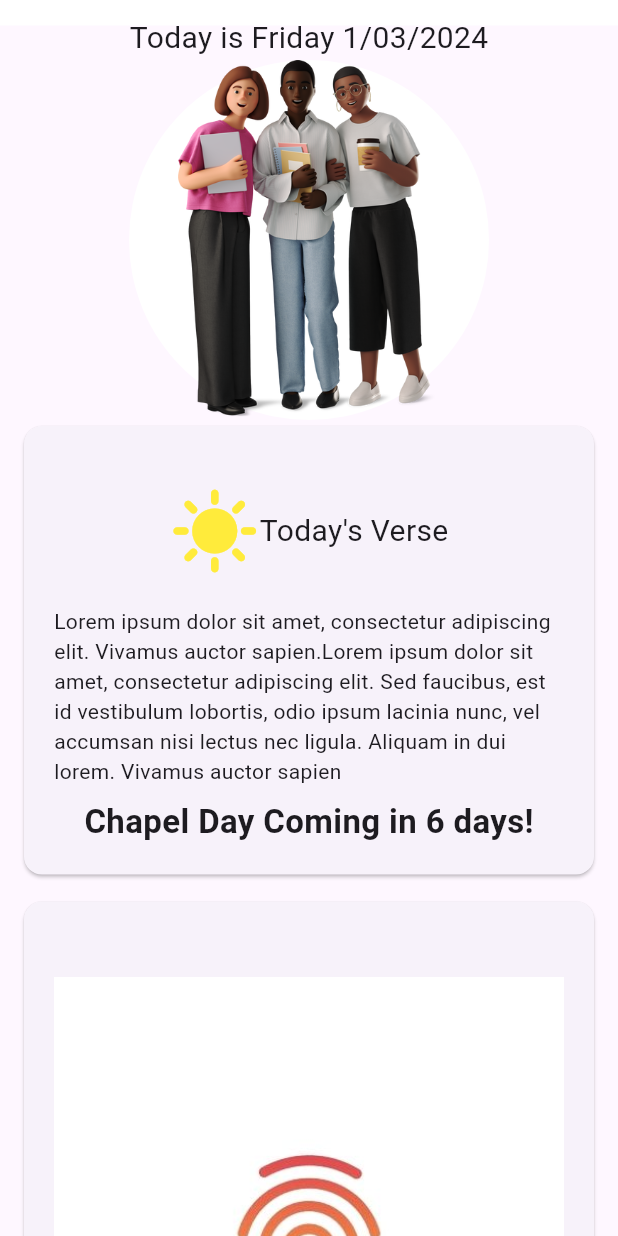
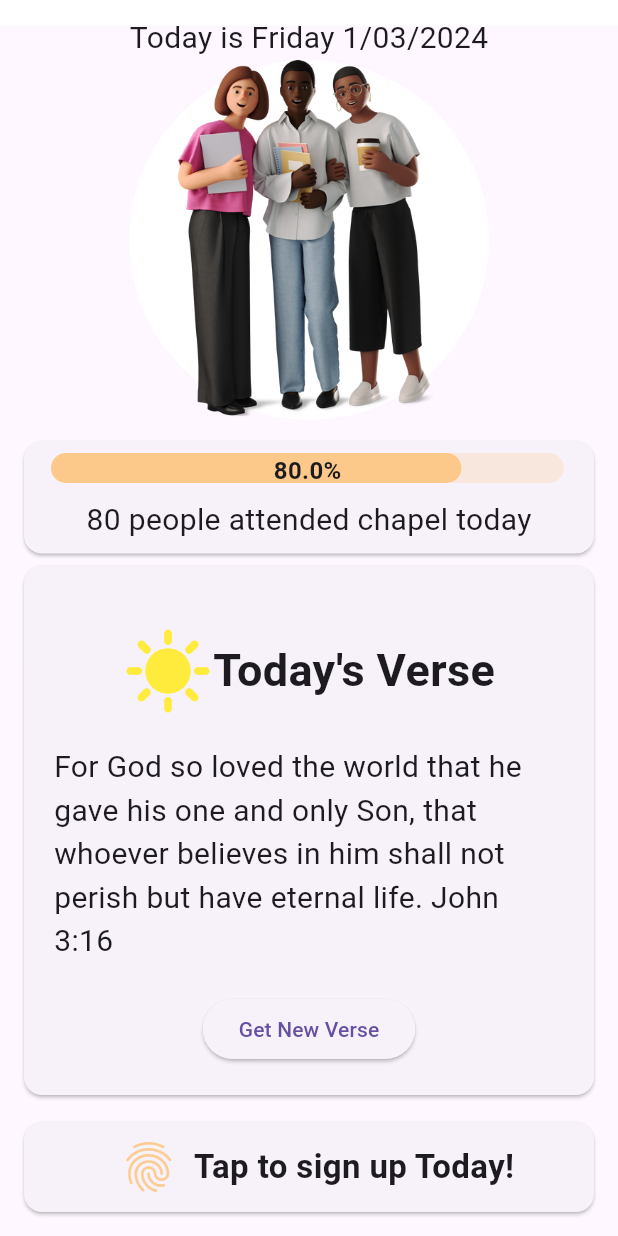
Before and after one commit to MuthamaFrancs/flutter_application_1, a Flutter app: the HomePage screen opened by its route, scrolled down 116 dp, on a phone screen of 412 x 824 dp. Run offline on Flutter 3.47's test engine with Material 3 defaults, Android fonts, the phone set to English and light mode, and no system bars; drawn by our look-alikes of percent_indicator; our stand-ins replace get.

Commit message:
Progressbar

```diff
--- a/lib/pages/home.dart
+++ b/lib/pages/home.dart
@@ -3,6 +3,8 @@ import 'package:flutter/widgets.dart';
 import 'package:flutter_application_1/configs/constants.dart';
 import 'package:flutter_application_1/controllers/LoginController.dart';
 import 'package:flutter_application_1/views/CustomAppbar.dart';
+import 'package:flutter_application_1/views/CustomProgressbar.dart';
+import 'package:flutter_application_1/views/CustomVerses.dart';
 import 'package:get/get.dart';
 import 'package:get/get_core/src/get_main.dart';
 
@@ -42,73 +44,76 @@ class HomePage extends StatelessWidget {
                     width: 250,
                   ),
                 ),
-                const Card(
-                  child: Padding(
-                    padding: EdgeInsets.all(20.0),
-                    child: Column(
-                      children: [
-                        Padding(
-                          padding: EdgeInsets.all(20.0),
-                          child: Row(
-                            mainAxisAlignment: MainAxisAlignment.center,
-                            children: [
-                              Icon(
-                                Icons.sunny,
-                                color: Colors.yellow,
-                                size: 60.0,
-                              ),
-                              Text(
-                                "Today's Verse",
-                                style: TextStyle(
-                                  fontSize: 20.0,
-                                  fontWeight: FontWeight.normal,
-                                ),
-                              ),
-                            ],
-                          ),
-                        ),
-                        Column(
-                          mainAxisAlignment: MainAxisAlignment.center,
-                          children: [
-                            //to link with elearning daily verse
-                            Text(
-                                "Lorem ipsum dolor sit amet, consectetur adipiscing elit. Vivamus auctor sapien.Lorem ipsum dolor sit amet, consectetur adipiscing elit. Sed faucibus, est id vestibulum lobortis, odio ipsum lacinia nunc, vel accumsan nisi lectus nec ligula. Aliquam in dui lorem. Vivamus auctor sapien"),
-                          ],
-                        ),
-                        SizedBox(height: 8),
-                        Text(
-                          "Chapel Day Coming in 6 days!",
-                          style: TextStyle(
-                            fontSize: 22.0,
-                            fontWeight: FontWeight.bold,
-                          ),
-                        ),
-                      ],
-                    ),
-                  ),
-                ),
+                const CustomProgressBar(),
+                const CustomVerses(),
+                // const Card(
+                //   child: Padding(
+                //     padding: EdgeInsets.all(20.0),
+                //     child: Column(
+                //       children: [
+                //         Padding(
+                //           padding: EdgeInsets.all(20.0),
+                //           child: Row(
+                //             mainAxisAlignment: MainAxisAlignment.center,
+                //             children: [
+                //               Icon(
+                //                 Icons.sunny,
+                //                 color: Colors.yellow,
+                //                 size: 60.0,
+                //               ),
+                //               Text(
+                //                 "Today's Verse",
+                //                 style: TextStyle(
+                //                   fontSize: 20.0,
+                //                   fontWeight: FontWeight.normal,
+                //                 ),
+                //               ),
+                //             ],
+                //           ),
+                //         ),
+                //         Column(
+                //           mainAxisAlignment: MainAxisAlignment.center,
+                //           children: [
+                //             //to link with elearning daily verse
+                //             Text(
+                //                 "Lorem ipsum dolor sit amet, consectetur adipiscing elit. Vivamus auctor sapien.Lorem ipsum dolor sit amet, consectetur adipiscing elit. Sed faucibus, est id vestibulum lobortis, odio ipsum lacinia nunc, vel accumsan nisi lectus nec ligula. Aliquam in dui lorem. Vivamus auctor sapien"),
+                //           ],
+                //         ),
+                //         SizedBox(height: 8),
+                //         Text(
+                //           "Chapel Day Coming in 6 days!",
+                //           style: TextStyle(
+                //             fontSize: 22.0,
+                //             fontWeight: FontWeight.bold,
+                //           ),
+                //         ),
+                //       ],
+                //     ),
+                //   ),
+                // ),
+
                 const SizedBox(
                   height: 10.0,
                 ),
                 GestureDetector(
                   //implement on tap
                   onTap: () {},
-                  child: Card(
+                  child: const Card(
                     child: Column(
                       mainAxisAlignment: MainAxisAlignment.center,
                       children: [
-                        Padding(
-                          padding: const EdgeInsets.all(10.0),
-                          child: Container(
-                            margin: const EdgeInsets.all(10.0),
-                            child: Image.asset(
-                              "assets/images/finallogo.jpg",
-                              height: 400,
-                              width: 400,
-                            ),
-                          ),
-                        ),
-                        const Row(
+                        // Padding(
+                        //   padding: const EdgeInsets.all(10.0),
+                        //   child: Container(
+                        //     margin: const EdgeInsets.all(10.0),
+                        //     child: Image.asset(
+                        //       "assets/images/finallogo.jpg",
+                        //       height: 400,
+                        //       width: 400,
+                        //     ),
+                        //   ),
+                        // ),
+                        Row(
                           mainAxisAlignment: MainAxisAlignment.center,
                           children: [
                             Padding(
@@ -124,7 +129,7 @@ class HomePage extends StatelessWidget {
                             ),
                             Center(
                               child: Text(
-                                "Scan to sign up for attendance!",
+                                "Tap to sign up Today!",
                                 style: TextStyle(
                                   fontSize: 22.0,
                                   fontWeight: FontWeight.w600,
--- a/lib/pages/myList.dart
+++ b/lib/pages/myList.dart
@@ -10,34 +10,28 @@ class MyListView extends StatelessWidget {
   Widget build(BuildContext context) {
     return Scaffold(
       body: FutureBuilder(
-        builder: (context, snapshot) {
-          if (snapshot.connectionState == ConnectionState.waiting) {
+        future: getAlbum(),
+        builder: (context, data) {
+          if (data.connectionState == ConnectionState.waiting) {
             return const Center(
               child: CircularProgressIndicator(),
             );
-          } else if (snapshot.error != null) {
-            return const Center(
-              child: Text("An error occurred!"),
-            );
-          } else if (snapshot.hasError) {
-            return Center(
-              child: Text('Error: ${snapshot.error}'),
-            );
-          } else {
+          } else if (data.hasData) {
             return ListView.builder(
               itemBuilder: (context, index) {
                 return Column(
                   children: [
-                    Text(snapshot.data![index].title),
-                    Image.network(""), // Add image URL
+                    Text(data.data![index].title),
+                    Image.network(data.data![index].image), // Add image URL
                   ],
                 );
               },
               itemCount: 10,
             );
+          } else {
+            throw "no dataa found!";
           }
         },
-        future: getAlbum(),
       ),
     );
   }
--- /dev/null
+++ b/lib/views/CustomProgressbar.dart
@@ -0,0 +1,77 @@
+import 'package:flutter/material.dart';
+import 'package:flutter_application_1/views/CustomText.dart';
+import 'package:percent_indicator/linear_percent_indicator.dart';
+
+import '../configs/constants.dart';
+
+class CustomProgressBar extends StatefulWidget {
+  const CustomProgressBar({super.key});
+
+  @override
+  State<CustomProgressBar> createState() => _CustomProgressBarState();
+}
+
+class _CustomProgressBarState extends State<CustomProgressBar> {
+  int numberofAttendees = 80;
+  incrementAttendees() {
+    setState(() {
+      numberofAttendees++;
+    });
+  }
+
+  @override
+  Widget build(BuildContext context) {
+    return Center(
+      child: Column(
+        mainAxisAlignment: MainAxisAlignment.center,
+        children: [
+          const SizedBox(
+            height: 10,
+          ),
+          Card(
+            child: Padding(
+              padding: const EdgeInsets.all(8),
+              child: Column(
+                mainAxisAlignment: MainAxisAlignment.center,
+                crossAxisAlignment: CrossAxisAlignment.start,
+                children: [
+                  Center(
+                    child: LinearPercentIndicator(
+                      animation: true,
+                      animationDuration: 2000,
+                      width: MediaQuery.of(context).size.width - 50,
+                      lineHeight: 20.0,
+                      percent: 0.8,
+                      center: const Text(
+                        "80.0%",
+                        style: TextStyle(
+                          fontSize: 16.0,
+                          fontWeight: FontWeight.bold,
+                        ),
+                      ),
+                      linearStrokeCap: LinearStrokeCap.roundAll,
+                      backgroundColor: primaryColor.withOpacity(0.2),
+                      progressColor: primaryColor,
+                    ),
+                  ),
+                  const SizedBox(
+                    height: 10,
+                  ),
+                  Center(
+                    child: Text(
+                      "$numberofAttendees people attended chapel today",
+                      style: const TextStyle(
+                        fontSize: 20.0,
+                        fontWeight: FontWeight.normal,
+                      ),
+                    ),
+                  )
+                ],
+              ),
+            ),
+          ),
+        ],
+      ),
+    );
+  }
+}
--- /dev/null
+++ b/lib/views/CustomVerses.dart
@@ -0,0 +1,86 @@
+import 'dart:math';
+
+import 'package:flutter/material.dart';
+import 'package:get/get.dart';
+
+class CustomVerses extends StatefulWidget {
+  const CustomVerses({super.key});
+
+  @override
+  State<CustomVerses> createState() => _CustomVersesState();
+}
+
+class _CustomVersesState extends State<CustomVerses> {
+  final List<String> verses = [
+    "For God so loved the world that he gave his one and only Son, that whoever believes in him shall not perish but have eternal life. John 3:16",
+    "The Lord is my shepherd, I lack nothing. Psalm 23:1",
+    "I can do all this through him who gives me strength. Philippians 4:13",
+    "The Lord is my light and my salvation— whom shall I fear? The Lord is the stronghold of my life— of whom shall I be afraid? Psalm 27:1",
+  ];
+  late String todaysVerse;
+
+  @override
+  Widget build(BuildContext context) {
+    return Card(
+      child: Padding(
+        padding: EdgeInsets.all(20.0),
+        child: Column(
+          children: [
+            const Padding(
+              padding: EdgeInsets.all(20.0),
+              child: Row(
+                mainAxisAlignment: MainAxisAlignment.center,
+                children: [
+                  Icon(
+                    Icons.sunny,
+                    color: Colors.yellow,
+                    size: 60.0,
+                  ),
+                  Text(
+                    "Today's Verse",
+                    style:
+                        TextStyle(fontSize: 30.0, fontWeight: FontWeight.bold),
+                  )
+                ],
+              ),
+            ),
+            Column(
+              mainAxisAlignment: MainAxisAlignment.center,
+              children: [
+                Text(todaysVerse,
+                    style: const TextStyle(
+                        fontSize: 20.0, fontWeight: FontWeight.normal)),
+                const SizedBox(
+                  height: 20.0,
+                ),
+                ElevatedButton(
+                  onPressed: updateVerse,
+                  child: const Text("Get New Verse"),
+                )
+              ],
+            )
+          ],
+        ),
+      ),
+    );
+  }
+
+  void initState() {
+    super.initState();
+    // Initialize with a random verse
+    todaysVerse = getVerse();
+  }
+
+  //function to get random verse from the list
+  getVerse() {
+    Random random = Random();
+    return verses[random.nextInt(verses.length)];
+  }
+
+  //function to get random verse from the list
+  updateVerse() {
+    setState(() {
+      todaysVerse = getVerse();
+    });
+  }
+}
--- a/pubspec.yaml
+++ b/pubspec.yaml
@@ -11,7 +11,7 @@ dependencies:
     sdk: flutter
   get: ^4.6.6
   http: ^0.13.5
-
+  percent_indicator: ^3.4.0
   curved_navigation_bar: ^1.0.3
 
 dev_dependencies:
```
Also changed, not shown: pubspec.lock.
